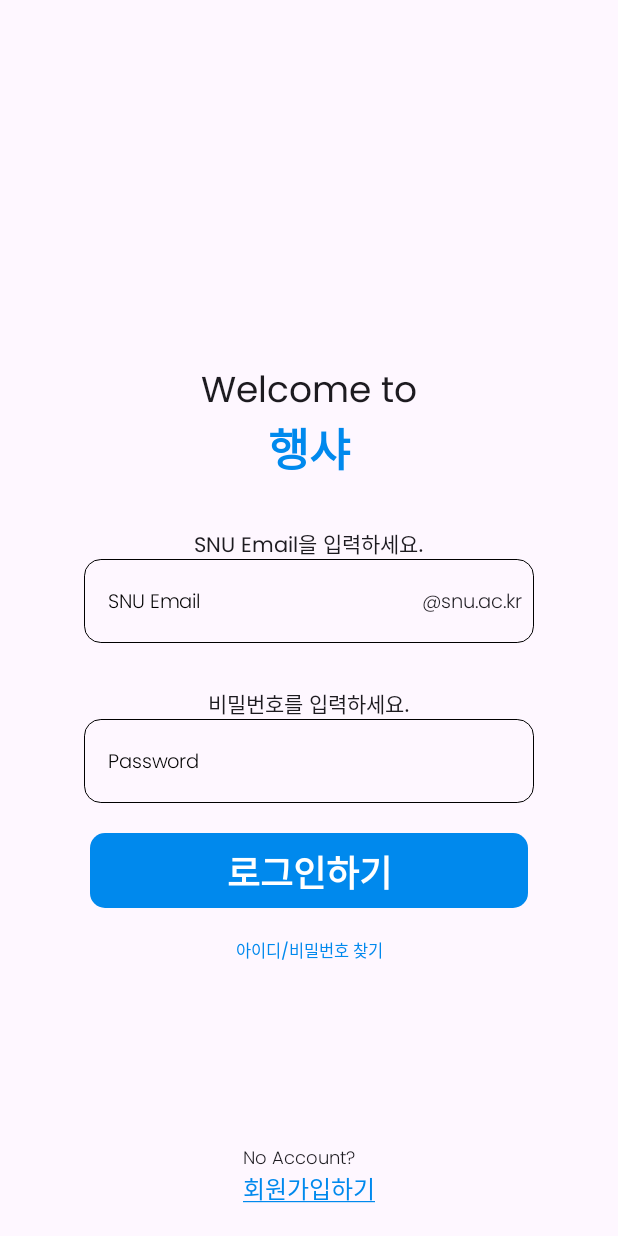
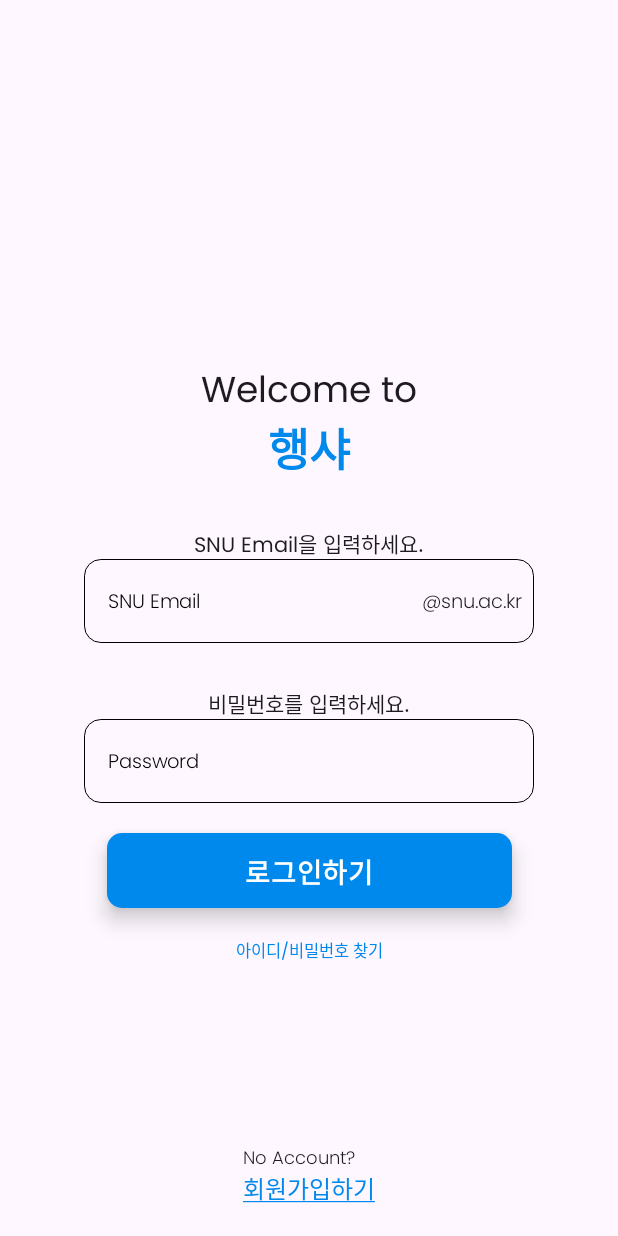
Before and after one commit to snuhcs-course/swpp-2023-project-team-14, an Android app built with Jetpack Compose: the screen it shows after launch (MainActivity), on a phone screen of 412 x 824 dp. Run offline under Robolectric (Android 15) with nearby library versions, the phone set to English and light mode, and no system bars.

Commit message:
Minor Update: switched to using CommonButton

```diff
--- a/frontend/app/build.gradle.kts
+++ b/frontend/app/build.gradle.kts
@@ -66,12 +66,14 @@ dependencies {
     implementation("androidx.collection:collection-ktx:1.3.0")
     implementation("androidx.room:room-ktx:2.5.2")
     implementation("androidx.work:work-runtime-ktx:2.8.1")
+    implementation(platform("androidx.compose:compose-bom:2023.03.00"))
 
     testImplementation("junit:junit:4.13.2")
     androidTestImplementation("androidx.test.ext:junit:1.1.5")
     androidTestImplementation("androidx.test.espresso:espresso-core:3.5.1")
     androidTestImplementation(platform("androidx.compose:compose-bom:2023.03.00"))
     androidTestImplementation("androidx.compose.ui:ui-test-junit4")
+    androidTestImplementation(platform("androidx.compose:compose-bom:2023.03.00"))
     debugImplementation("androidx.compose.ui:ui-tooling")
     debugImplementation("androidx.compose.ui:ui-test-manifest")
     implementation("androidx.navigation:navigation-compose:2.7.4")
--- a/frontend/app/src/main/AndroidManifest.xml
+++ b/frontend/app/src/main/AndroidManifest.xml
@@ -15,6 +15,11 @@
         android:theme="@style/Theme.Haengsha"
         tools:targetApi="31">
         <activity
+            android:name=".ui.screens.HomeScreen"
+            android:exported="false"
+            android:label="@string/title_activity_home_screen"
+            android:theme="@style/Theme.Haengsha" />
+        <activity
             android:name=".MainActivity"
             android:exported="true"
             android:label="@string/app_name"
--- a/frontend/app/src/main/java/com/example/haengsha/ui/screens/LoginScreen.kt
+++ b/frontend/app/src/main/java/com/example/haengsha/ui/screens/LoginScreen.kt
@@ -34,6 +34,7 @@ import androidx.navigation.compose.rememberNavController
 import com.example.haengsha.Routes
 import com.example.haengsha.ui.theme.ButtonBlue
 import com.example.haengsha.ui.theme.poppins
+import com.example.haengsha.ui.uiComponents.CommonBlueButton
 
 @Composable
 fun LoginScreen(navController: NavHostController) {
@@ -104,7 +105,8 @@ fun LoginScreen(navController: NavHostController) {
             modifier = Modifier
                 .border(
                     BorderStroke(width = 0.1.dp, color = Color.Black),
-                    shape = shapeRoundCornerUnified)
+                    shape = shapeRoundCornerUnified
+                )
                 .width(300.dp)
         ) {
             TextField(
@@ -128,9 +130,11 @@ fun LoginScreen(navController: NavHostController) {
         TextField(
             label = { Text(text = "Password", style = stylePlaceHolders) },
             colors = colorPlaceHolder,
-            modifier = Modifier.border(
-                BorderStroke(width = 0.1.dp, color = Color.Black),
-                shape = shapeRoundCornerUnified,)
+            modifier = Modifier
+                .border(
+                    BorderStroke(width = 0.1.dp, color = Color.Black),
+                    shape = shapeRoundCornerUnified,
+                )
                 .width(300.dp),
             value = password.value,
             visualTransformation = PasswordVisualTransformation(),
@@ -138,27 +142,9 @@ fun LoginScreen(navController: NavHostController) {
             onValueChange = { password.value = it })
 
         Spacer(modifier = Modifier.height(20.dp))
-        Box(modifier = Modifier.padding(40.dp, 0.dp, 40.dp, 0.dp)) {
-            Button(
-                onClick = { navController.navigate(Routes.Home.route) },
-                shape = shapeRoundCornerUnified,
-                modifier = Modifier
-                    .fillMaxWidth()
-                    .height(50.dp),
-                colors = ButtonDefaults.buttonColors(ButtonBlue),
-            ) {
-                Text(
-                    text = "로그인하기",
-                    style = TextStyle(
-                        fontSize = 24.sp,
-                        fontFamily = poppins,
-                        color = Color.White,
-                        fontWeight = FontWeight.SemiBold
-                    )
-                )
-            }
+        CommonBlueButton(text = "로그인하기"){
+            navController.navigate(Routes.Home.route)
         }
-
         Spacer(modifier = Modifier.height(20.dp))
         ClickableText(
             text = AnnotatedString("아이디/비밀번호 찾기"),
--- a/frontend/app/src/main/java/com/example/haengsha/ui/screens/ScreenNavigate.kt
+++ b/frontend/app/src/main/java/com/example/haengsha/ui/screens/ScreenNavigate.kt
@@ -26,10 +26,10 @@ fun ScreenNavigate() {
 
         composable(Routes.Dashboard.route) {
             Dashboard(navController = navController)
-        }
+        }*/
 
         composable(Routes.Home.route) {
-            Home(navController = navController)
-        }*/
+            HomeScreen(navController = navController)
+        }
     }
 }
--- a/frontend/app/src/main/res/values/strings.xml
+++ b/frontend/app/src/main/res/values/strings.xml
@@ -1,4 +1,5 @@
 <resources>
     <string name="app_name">Haengsha</string>
     <string name="long_text">단체 계정의 로그인 정보를 찾고 싶으시다면 haengsha@gmail.com으로 아래 사항을 준수하여 이메일로 보내주세요. 형식 제목 앞에 [행샤 단체 계정 찾기]를 기재해주세요. 내용 1. 단체명 2. 단체장 이름 3. 단체를 증명할 수 있는 서류, 사진 (pdf, jpg, png) 상기 내용을 이메일에 반드시 포함해주세요. 단체 증빙에는 평균 2~3일이 소요되며, 인증 절차 종료 후 이메일 회신을 통해 로그인 정보를 알려드립니다. 단체 계정의 로그인 정보를 찾고 싶으시다면 haengsha@gmail.com으로 아래 사항을 준수하여 이메일로 보내주세요. 형식 제목 앞에 [행샤 단체 계정 찾기]를 기재해주세요. 내용 1. 단체명 2. 단체장 이름 3. 단체를 증명할 수 있는 서류, 사진 (pdf, jpg, png) 상기 내용을 이메일에 반드시 포함해주세요. 단체 증빙에는 평균 2~3일이 소요되며, 인증 절차 종료 후 이메일 회신을 통해 로그인 정보를 알려드립니다.</string>
+    <string name="title_activity_home_screen">HomeScreen</string>
 </resources>
```
Also changed, not shown: frontend/app/src/main/java/com/example/haengsha/ui/screens/HomeScreen.kt (added, +18 -0 lines).
